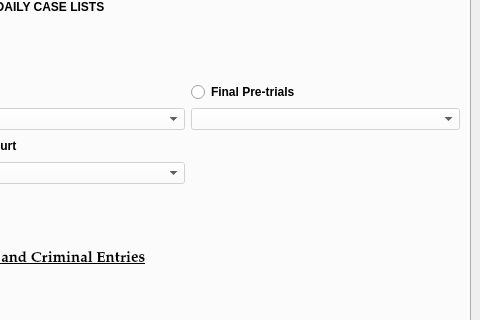
This is package/views/ui/MainWindow.ui in HunterProgram22/MuniEntry as Qt 5 draws it before an edit; both pictures show x 380 to 860 and y 204 to 524 of the 860 by 646 pixel window. The edited form follows.
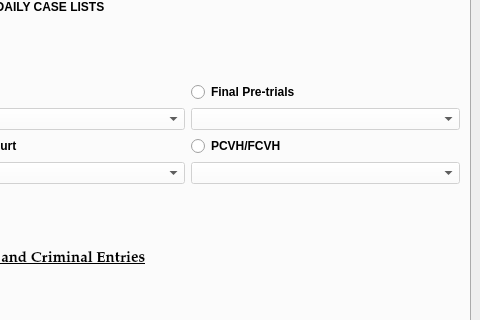
This is the edited form.

Commit message: Added pcvh_fcvh daily case list to main window.

What changed in the file:
```diff
--- a/package/views/ui/MainWindow.ui
+++ b/package/views/ui/MainWindow.ui
@@ -345,6 +345,26 @@
           </attribute>
          </widget>
         </item>
+        <item row="6" column="2">
+         <widget class="QRadioButton" name="pcvh_fcvh_radioButton">
+          <property name="text">
+           <string>PCVH/FCVH</string>
+          </property>
+          <attribute name="buttonGroup">
+           <string notr="true">buttonGroup_2</string>
+          </attribute>
+         </widget>
+        </item>
+        <item row="7" column="2">
+         <widget class="QComboBox" name="pcvh_fcvh_cases_box">
+          <property name="enabled">
+           <bool>false</bool>
+          </property>
+          <property name="styleSheet">
+           <string notr="true">background-color: rgb(255, 255, 255);</string>
+          </property>
+         </widget>
+        </item>
        </layout>
       </widget>
       <widget class="QWidget" name="tab_3">
```
The commit also changes 5 other files.
